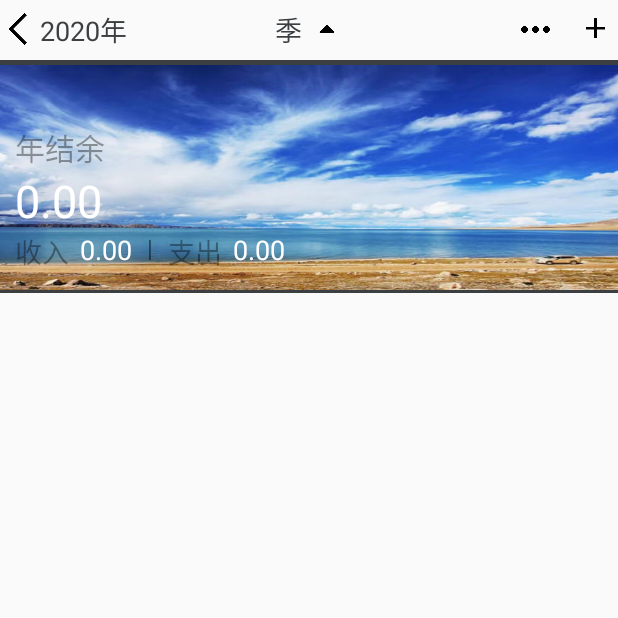
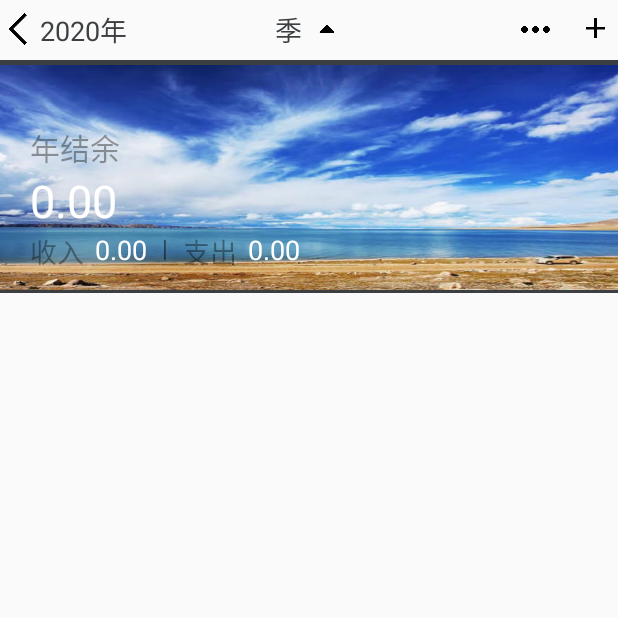
Before and after one commit to smallbai6/personalfinance, an Android app: the DetailActivity screen opened directly, with no data from a screen before it, on a phone screen of 412 x 824 dp, the top half of it. Run offline under Robolectric (Android 15) with nearby library versions, the phone set to English and light mode, and no system bars; 7 statements that could not run were skipped.

Commit message:
流水活动完成

```diff
--- /dev/null
+++ b/app/src/main/java/com/personalfinance/app/BudgetActivity.java
@@ -0,0 +1,4 @@
+package com.personalfinance.app;
+
+public class BudgetActivity {
+}
--- a/app/src/main/java/com/personalfinance/app/DetailActivity.java
+++ b/app/src/main/java/com/personalfinance/app/DetailActivity.java
@@ -231,12 +231,6 @@ public class DetailActivity extends AppCompatActivity implements View.OnClickLis
     private void list_adapter() {
         adapter = new MyAdapter(list);
         listView.setAdapter(adapter);
-        adapter.setOnInnerItemClickListener(new TreeAdapter.OnInnerItemClickListener<Item>() {
-            @Override
-            public void onClick(Item node) {
-
-            }
-        });
         adapter.setOnInnerItemClickListener(new TreeAdapter.OnInnerItemClickListener<Item>() {
             @Override
             public void onClick(Item node) {
--- a/app/src/main/res/layout/detail.xml
+++ b/app/src/main/res/layout/detail.xml
@@ -75,7 +75,7 @@
                 android:layout_width="match_parent"
                 android:layout_height="wrap_content"
                 android:layout_below="@+id/detail_view"
-                android:layout_marginLeft="10dp"
+                android:layout_marginLeft="20dp"
                 android:layout_marginTop="0dp"
                 android:text="年结余"
                android:alpha="0.7"
```
Also changed, not shown: 1 other file.
